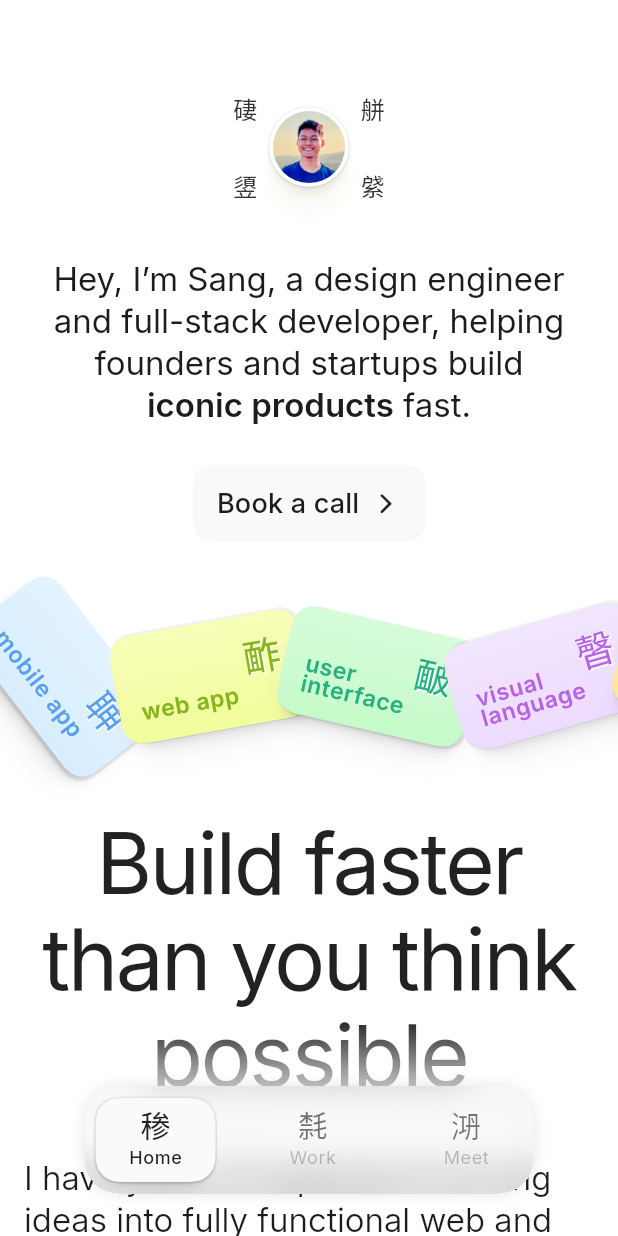
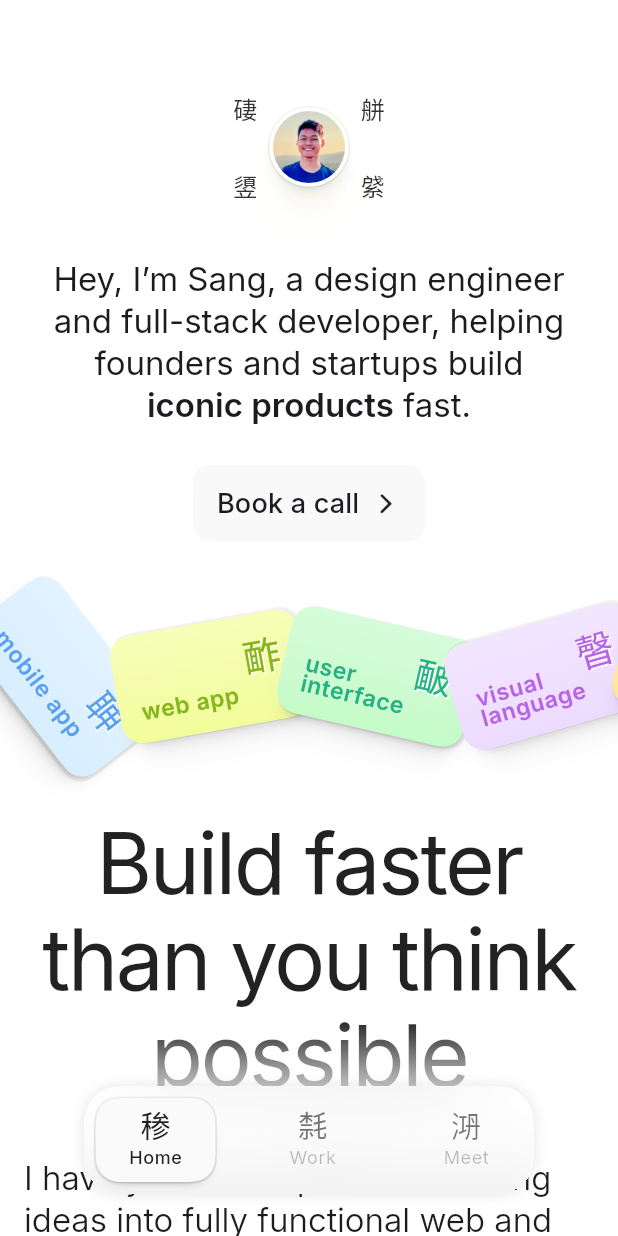
Before and after one commit to sangddn/flutter_landing_page, a Flutter app: the screen it shows after launch, on a phone screen of 412 x 824 dp. Run offline on Flutter 3.47's test engine with Material 3 defaults, Android fonts, the light colour scheme and no system bars; drawn by our look-alikes of flutter_animate; our stand-ins replace auto_size_text, cached_network_image, confetti, fast_immutable_collections, flutter_blurhash, freezed_annotation and 7 more; missing offline and left inert: flutter_tilt, jovial_svg, local_hero, markdown, mesh_gradient, smooth_sheets and 1 more; Roboto replaces fonts that are missing (HgiStrokeRounded).

Commit message:
improve readability of bottom nav

```diff
--- a/lib/src/components/navigation/bottom_navigation.dart
+++ b/lib/src/components/navigation/bottom_navigation.dart
@@ -55,6 +55,8 @@ class _Container extends StatelessWidget {
 
   @override
   Widget build(BuildContext context) {
+    final theme = Theme.of(context);
+
     return Align(
       alignment: Alignment.bottomCenter,
       child: Container(
@@ -71,9 +73,12 @@ class _Container extends StatelessWidget {
         constraints: constraints,
         clipBehavior: Clip.hardEdge,
         child: BackdropFilter(
-          filter: ImageFilter.blur(sigmaX: 12.0, sigmaY: 12.0),
+          filter: ImageFilter.blur(sigmaX: 24.0, sigmaY: 24.0),
           child: ColoredBox(
-            color: PColors.lightGray.resolveFrom(context),
+            color: theme.resolveColor(
+              Colors.white54,
+              PColors.dark2.withOpacity(0.3),
+            ),
             child: child,
           ),
         ),
```
